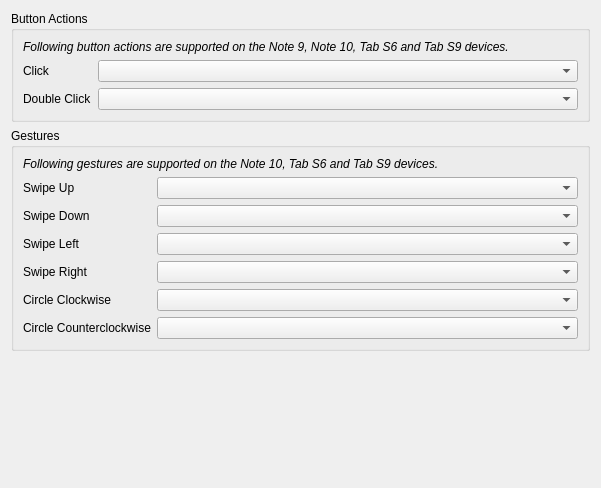
Before: the Qt Designer form plugins/extensions/spensettings/wdg_spensettings.ui in KDE/krita, drawn with Qt 5.
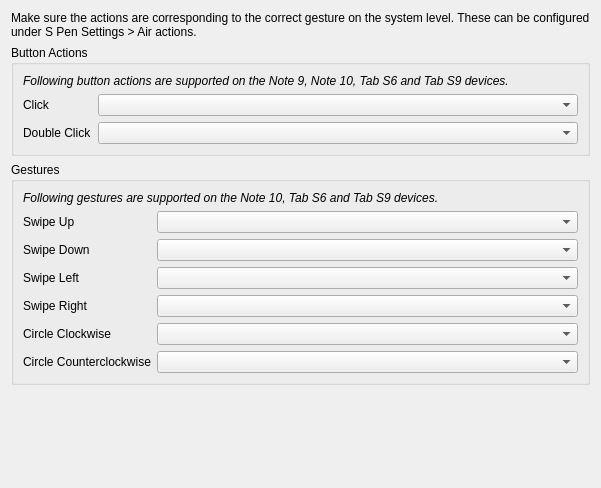
After: the same form once the commit is applied.

Commit message:
S-Pen: Add disclaimer that these actions must be configured correctly
In a short of confusing fashion, you do not configure the Krita actions
on a system level through Samsung's own S-Pen settings. If you do so,
the config options in Krita's own S-Pen don't make any sense and just
confuse everyone. Now a disclaimer is added to make sure users didn't
accidentally touch something.

Diff of the .ui file:
```diff
--- a/plugins/extensions/spensettings/wdg_spensettings.ui
+++ b/plugins/extensions/spensettings/wdg_spensettings.ui
@@ -21,6 +21,16 @@
    </sizepolicy>
   </property>
   <layout class="QVBoxLayout" name="verticalLayout">
+   <item>
+    <widget class="QLabel" name="label_9">
+     <property name="text">
+      <string>Make sure the actions are corresponding to the correct gesture on the system level. These can be configured under S Pen Settings &gt; Air actions.</string>
+     </property>
+     <property name="wordWrap">
+      <bool>true</bool>
+     </property>
+    </widget>
+   </item>
    <item>
     <widget class="QGroupBox" name="boxButtonActions">
      <property name="sizePolicy">
```
